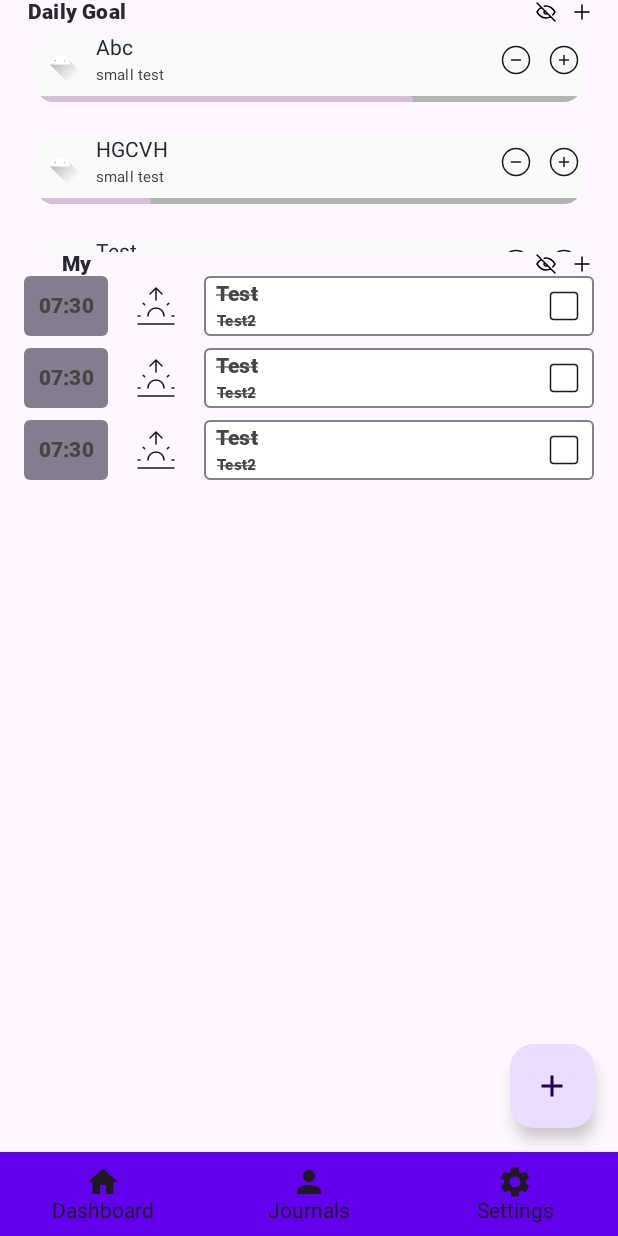
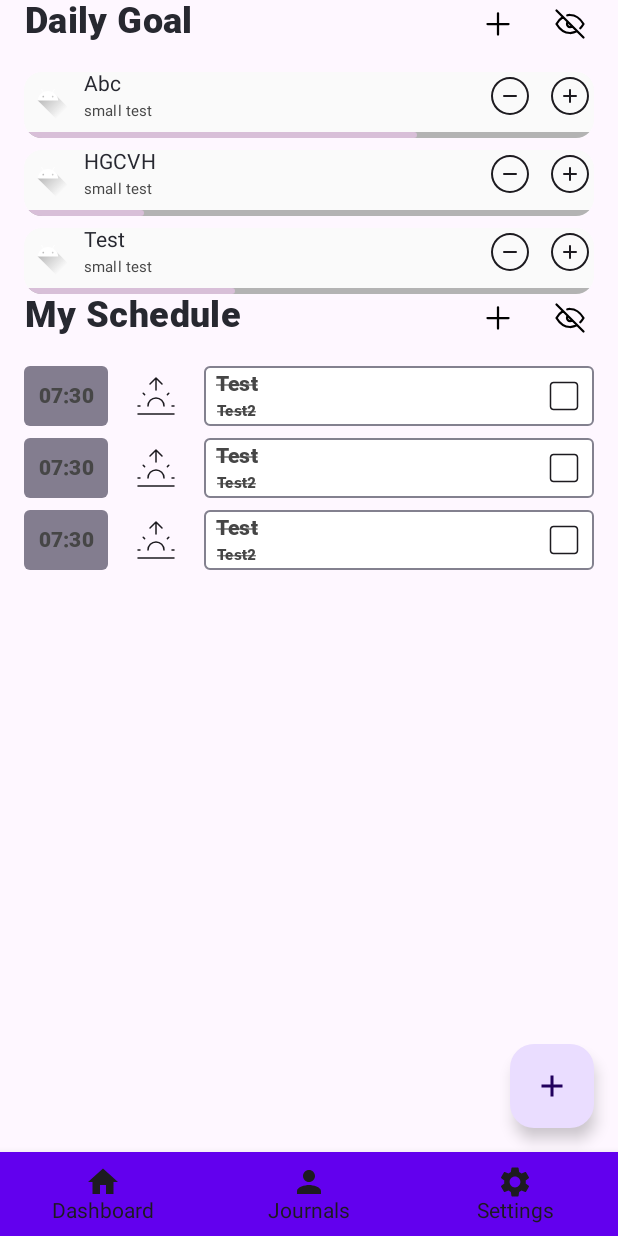
Before and after one commit to pwl-salach/JournalHub, an Android app built with Jetpack Compose: the screen it shows after launch (MainActivity), on a phone screen of 412 x 824 dp. Run offline under Robolectric (Android 15) with nearby library versions, the phone set to English and light mode, and no system bars; our stand-ins replace Room's generated code, livedata-compose.

Commit message:
Dashboard Screen - increased readability

```diff
--- a/app/src/main/java/com/salach/journalhub/ui/components/ColapsableColumn.kt
+++ b/app/src/main/java/com/salach/journalhub/ui/components/ColapsableColumn.kt
@@ -5,8 +5,10 @@ import androidx.compose.foundation.clickable
 import androidx.compose.foundation.layout.Arrangement
 import androidx.compose.foundation.layout.Column
 import androidx.compose.foundation.layout.Row
+import androidx.compose.foundation.layout.fillMaxWidth
 import androidx.compose.foundation.layout.height
 import androidx.compose.foundation.layout.offset
+import androidx.compose.foundation.layout.padding
 import androidx.compose.foundation.layout.width
 import androidx.compose.material3.Text
 import androidx.compose.runtime.Composable
@@ -29,29 +31,33 @@ import com.salach.journalhub.R
 fun CollapsableColumn(title: String, content: @Composable () -> Unit){
     val isCollapsed = remember { mutableStateOf(false) }
 
-    Column() {
+    Column(
+        verticalArrangement = Arrangement.spacedBy(16.dp, Alignment.Top),
+        horizontalAlignment = Alignment.CenterHorizontally,
+    ) {
         Row(
             horizontalArrangement = Arrangement.SpaceBetween,
             verticalAlignment = Alignment.CenterVertically,
             modifier = Modifier
-                .offset(x = 16.dp, y = 0.dp)
-                .width(380.dp)
-                .height(16.dp)
+//                .offset(x = 16.dp, y = 0.dp)
+//                .width(380.dp)
+                .height(32.dp)
+                .fillMaxWidth()
         ) {
             Text(
                 text = title,
-                fontSize = 14.sp,
+                fontSize = 24.sp,
                 fontFamily = FontFamily(Font(R.font.roboto)),
                 color = Color(0xFF272830),
                 textAlign = TextAlign.Center,
-                letterSpacing = 0.14.sp,
+                letterSpacing = 0.24.sp,
                 modifier = Modifier
                     .offset(x = 0.dp, y = 0.dp)
-                    .width(70.dp)
-                    .height(16.dp)
+//                    .width(119.dp)
+                    .height(32.dp)
             )
             Row(
-                horizontalArrangement = Arrangement.spacedBy(8.dp, Alignment.Start),
+                horizontalArrangement = Arrangement.spacedBy(16.dp, Alignment.Start),
                 verticalAlignment = Alignment.Top,
 //                modifier = Modifier
 //                    .offset(x = 340.dp, y = 0.dp)
@@ -59,24 +65,27 @@ fun CollapsableColumn(title: String, content: @Composable () -> Unit){
 //                    .height(16.dp)
             ) {
                 Image(
+                    painter = painterResource(id = R.drawable.plus),
+                    contentDescription = "Show/hide",
+                    modifier = Modifier
+//                        .offset(x = 24.dp, y = 0.dp)
+                        .width(32.dp)
+                        .height(32.dp)
+                        .padding(start = 4.dp, top = 4.dp, end = 4.dp, bottom = 4.dp)
+                )
+                Image(
                     painter = painterResource(id = R.drawable.tabler_icon_eye_off),
                     contentDescription = "Show/hide",
                     modifier = Modifier
 //                        .offset(x = 0.dp, y = 0.dp)
-                        .width(16.dp)
-                        .height(16.dp)
+                        .width(32.dp)
+                        .height(32.dp)
+                        .padding(start = 4.dp, top = 4.dp, end = 4.dp, bottom = 4.dp)
                         .clickable {
                             isCollapsed.value = !isCollapsed.value
                         }
                 )
-                Image(
-                    painter = painterResource(id = R.drawable.plus),
-                    contentDescription = "Show/hide",
-                    modifier = Modifier
-//                        .offset(x = 24.dp, y = 0.dp)
-                        .width(16.dp)
-                        .height(16.dp)
-                )
+
             }
         }
         if (!isCollapsed.value){
--- a/app/src/main/java/com/salach/journalhub/ui/components/GoalCard.kt
+++ b/app/src/main/java/com/salach/journalhub/ui/components/GoalCard.kt
@@ -41,7 +41,7 @@ fun GoalCard(icon: Int, title: String, subtitle: String, progress: Float) {
     Column(
         modifier = Modifier
             .fillMaxWidth()
-            .padding(all = 8.dp)
+//            .padding(all = 8.dp)
             .clip(shape = MaterialTheme.shapes.medium)
             .background(color = Color(0xfffafafa))
     ) {
@@ -73,8 +73,7 @@ fun GoalCard(icon: Int, title: String, subtitle: String, progress: Float) {
                         )
                     )
                     Spacer(
-                        modifier = Modifier
-                            .height(height = 4.dp)
+                        modifier = Modifier.height(height = 4.dp)
                     )
                     Text(
                         text = subtitle,
@@ -98,8 +97,8 @@ fun GoalCard(icon: Int, title: String, subtitle: String, progress: Float) {
                         contentDescription = "Remove",
                         modifier = Modifier
 //                            .offset(x = 0.dp, y = 0.dp)
-                            .width(24.dp)
-                            .height(24.dp)
+                            .width(32.dp)
+                            .height(32.dp)
                     )
                     Spacer(
                         modifier = Modifier.width(width = 8.dp)
@@ -109,8 +108,8 @@ fun GoalCard(icon: Int, title: String, subtitle: String, progress: Float) {
                         contentDescription = "Add",
                         modifier = Modifier
 //                            .offset(x = 0.dp, y = 0.dp)
-                            .width(24.dp)
-                            .height(24.dp)
+                            .width(32.dp)
+                            .height(32.dp)
                     )
                 }
             }
@@ -142,12 +141,12 @@ fun CurrentGoals(goals: LiveData<List<Goal>>) {
 
     LazyColumn (
         verticalArrangement = Arrangement.spacedBy(8.dp, Alignment.CenterVertically),
-        horizontalAlignment = Alignment.CenterHorizontally,
+//        horizontalAlignment = Alignment.CenterHorizontally,
         modifier = Modifier
 //            .offset(x = 0.dp, y = 88.dp)
-            .width(412.dp)
-            .height(152.dp)
-            .padding(start = 16.dp, end = 16.dp)
+//            .width(412.dp)
+//            .height(152.dp)
+//            .padding(start = 16.dp, end = 16.dp)
     ){
         itemsIndexed(itemsState) { _, goal ->
             GoalCard(goal.icon, goal.title, goal.subtitle, goal.progress)
--- a/app/src/main/java/com/salach/journalhub/ui/components/MyScheduleCard.kt
+++ b/app/src/main/java/com/salach/journalhub/ui/components/MyScheduleCard.kt
@@ -167,11 +167,11 @@ fun MySchedule(schedules: LiveData<List<Schedule>>){
     LazyColumn (
         verticalArrangement = Arrangement.spacedBy(8.dp, Alignment.CenterVertically),
         horizontalAlignment = Alignment.CenterHorizontally,
-        modifier = Modifier
+//        modifier = Modifier
 //            .offset(x = 0.dp, y = 344.dp)
 //            .width(412.dp)
 //            .height(544.dp)
-            .padding(start = 16.dp, end = 16.dp)
+//            .padding(start = 16.dp, end = 16.dp)
     ){
         itemsIndexed(itemsState) { _, schedule ->
             MyScheduleCard(
--- a/app/src/main/java/com/salach/journalhub/ui/screens/dashboard/DashboardScreen.kt
+++ b/app/src/main/java/com/salach/journalhub/ui/screens/dashboard/DashboardScreen.kt
@@ -1,13 +1,16 @@
 package com.salach.journalhub.ui.screens.dashboard
 
 import androidx.compose.foundation.layout.Column
+import androidx.compose.foundation.layout.padding
 import androidx.compose.runtime.Composable
 import androidx.compose.runtime.CompositionLocalProvider
 import androidx.compose.runtime.compositionLocalOf
+import androidx.compose.ui.Modifier
 import androidx.navigation.NavHostController
 import com.salach.journalhub.JournalHub
 import androidx.compose.ui.platform.LocalContext
 import androidx.compose.ui.tooling.preview.Preview
+import androidx.compose.ui.unit.dp
 import androidx.lifecycle.MutableLiveData
 import androidx.lifecycle.viewmodel.compose.viewModel
 import androidx.navigation.compose.rememberNavController
@@ -34,7 +37,9 @@ fun DashboardScreen(navController: NavHostController){
         Schedule(0, TimeUnit.DAYS, LocalDate.now(), null, LocalTime.now(), null),
         Schedule(0, TimeUnit.DAYS, LocalDate.now(), null, LocalTime.now(), null),
     )
-    Column() {
+    Column(
+        modifier = Modifier.padding(start = 16.dp, end = 16.dp)
+    ) {
         CollapsableColumn(title = "Daily Goal") {
             CurrentGoals(goals = viewModel.goals)
         }
```
